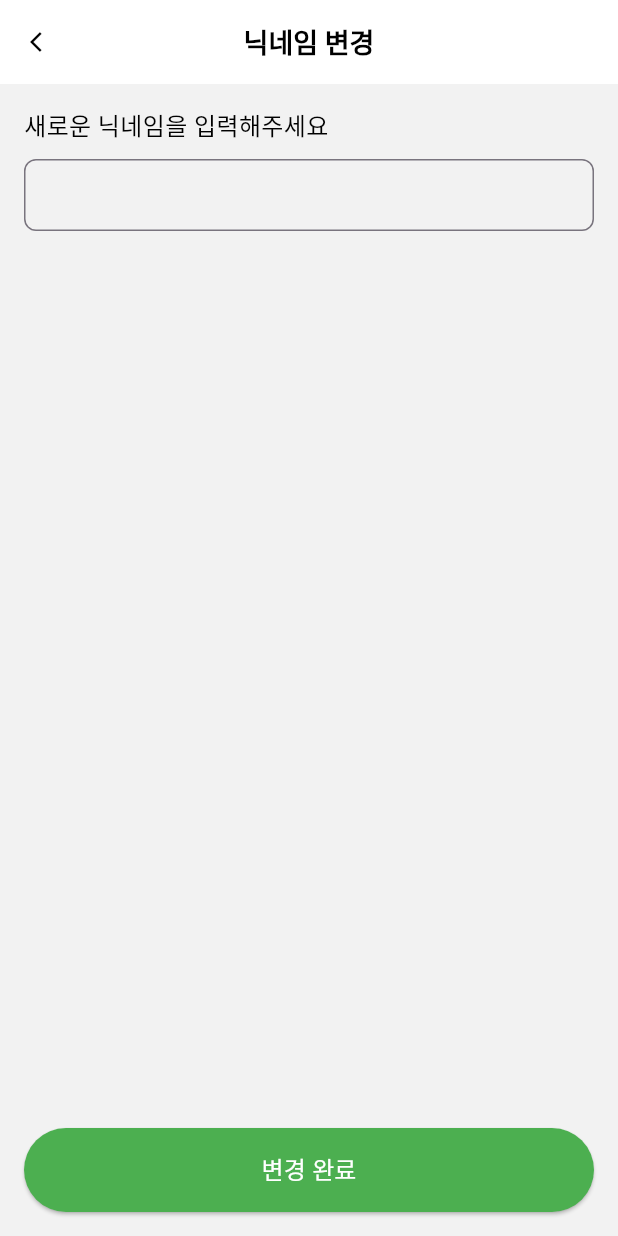
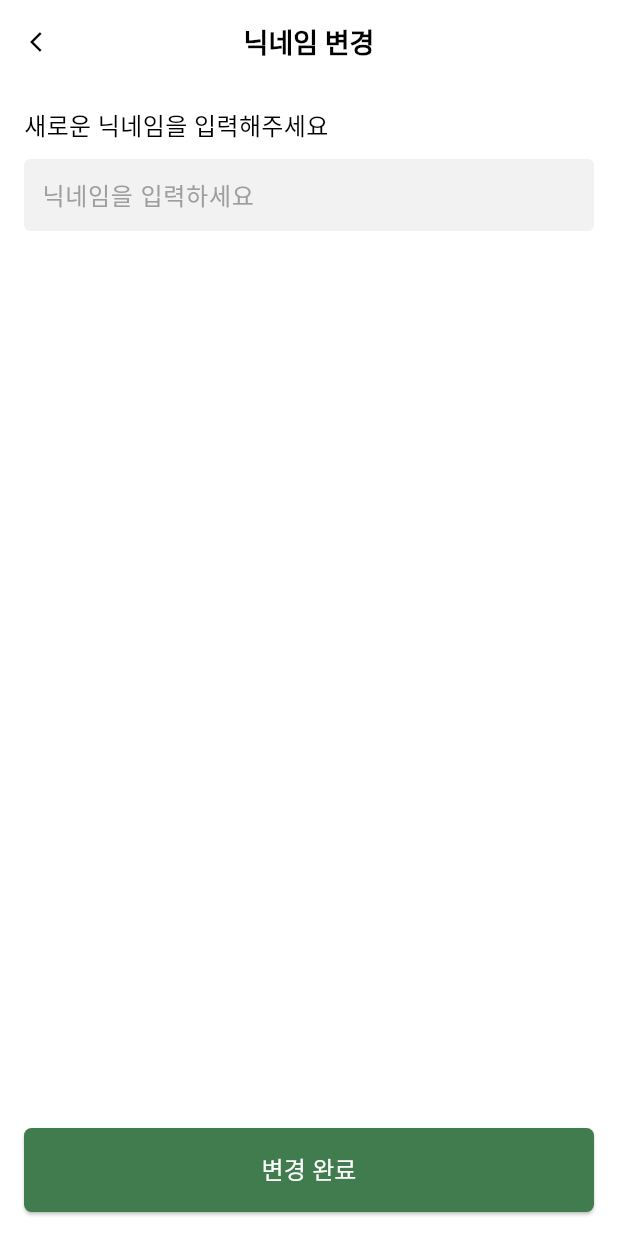
Before and after one commit to LastNyam/last_nyam_fe, a Flutter app: the NicknameChangeScreen screen opened directly with empty values, after a tap on "변경 완료", on a phone screen of 412 x 824 dp. Run offline on Flutter 3.47's test engine with Material 3 defaults, Android fonts, the phone set to English and light mode, and no system bars; Roboto replaces fonts that are missing (nanumBarunGothic).

Commit message:
feat: 유효하지 않은 닉네임 입력 시 변경 못하도록 기능 구현

```diff
--- a/lib/screen/nickname_change_screen.dart
+++ b/lib/screen/nickname_change_screen.dart
@@ -1,4 +1,5 @@
 import 'package:flutter/material.dart';
+import 'package:last_nyam/const/colors.dart';
 import 'package:provider/provider.dart';
 import 'package:last_nyam/component/provider/user_state.dart';
 
@@ -14,6 +15,8 @@ class NicknameChangeScreen extends StatefulWidget {
 
 class _NicknameChangeScreenState extends State<NicknameChangeScreen> {
   late TextEditingController _nicknameController;
+  String? _errorMessage;
+  bool _isValid = true;
 
   @override
   void initState() {
@@ -46,7 +49,9 @@ class _NicknameChangeScreenState extends State<NicknameChangeScreen> {
         ),
         centerTitle: true,
       ),
-      body: Padding(
+      body: Container(
+        color: Colors.white,
+        child: Padding(
           padding: const EdgeInsets.all(16.0),
           child: Column(
             crossAxisAlignment: CrossAxisAlignment.start,
@@ -59,24 +64,61 @@ class _NicknameChangeScreenState extends State<NicknameChangeScreen> {
               TextField(
                 controller: _nicknameController,
                 decoration: InputDecoration(
-                border: OutlineInputBorder(
-                  borderRadius: BorderRadius.circular(8.0),
-                ),
-                contentPadding: EdgeInsets.symmetric(horizontal: 16.0),
+                  filled: true,
+                  // 배경색 활성화
+                  fillColor: defaultColors['white'],
+                  hintText: '닉네임을 입력하세요',
+                  hintStyle: TextStyle(color: Colors.grey),
+                  enabledBorder: OutlineInputBorder(
+                    borderSide: BorderSide(
+                      color: _isValid ? Colors.transparent : Color(0xff417c4e),
+                      width: 2.0,
                     ),
                   ),
+                  focusedBorder: OutlineInputBorder(
+                    borderSide: BorderSide(
+                      color: _isValid ? Colors.transparent : Color(0xff417c4e),
+                      width: 2.0,
+                    ),
+                  ),
+                  border: InputBorder.none,
+                  contentPadding: EdgeInsets.symmetric(horizontal: 8.0),
+                ),
+                onChanged: (value) {
+                  _validateInput();
+                },
+              ),
+              if (!_isValid) ...[
+                SizedBox(height: 8.0),
+                Text(
+                  _errorMessage!,
+                  style: TextStyle(
+                    color: defaultColors['green'],
+                    fontSize: 14,
+                  ),
+                ),
+              ],
               Spacer(),
               SizedBox(
                 width: double.infinity,
                 child: ElevatedButton(
                   onPressed: () {
-                  // 닉네임 변경 로직
-                  String newNickname = _nicknameController.text;
-                  print('닉네임 변경: $newNickname');
+                    String newNickname = _nicknameController.text.trim();
+                    if (newNickname.isNotEmpty && _isValid) {
+                      userState.updateUserName(newNickname);
+                      print('닉네임 변경 완료: $newNickname');
+                      Navigator.pop(context); // 변경 후 이전 화면으로 이동
+                    }
                   },
                   style: ElevatedButton.styleFrom(
-                  backgroundColor: Colors.green, // 버튼 색상
+                    backgroundColor: _isValid
+                        ? defaultColors['green']
+                        : defaultColors['lightGreen'], // 버튼 색상
                     padding: EdgeInsets.symmetric(vertical: 16.0),
+                    shape: RoundedRectangleBorder(
+                      borderRadius:
+                          BorderRadius.circular(5.0), // Border radius 설정
+                    ),
                   ),
                   child: Text(
                     '변경 완료',
@@ -87,6 +129,37 @@ class _NicknameChangeScreenState extends State<NicknameChangeScreen> {
             ],
           ),
         ),
+      ),
     );
   }
+
+  // 닉네임 유효성 검사 함수
+  bool validateNickname(String nickname) {
+    RegExp validRegex = RegExp(r'^[ㄱ-ㅎㅏ-ㅣa-zA-Z가-힣0-9]+$'); // 한글, 영문, 숫자만 허용
+    return validRegex.hasMatch(nickname);
   }
+
+  void _validateInput() {
+    setState(() {
+      String nickname = _nicknameController.text;
+
+      if (validateNickname(nickname)) {
+        _isValid = true;
+        _errorMessage = null; // 오류 메시지 제거
+      } else {
+        _isValid = false;
+        _errorMessage = '닉네임은 한글, 영문, 숫자만 입력 가능합니다.';
+        return;
+      }
+
+      if (nickname.length <= 10 && nickname.length >= 2) {
+        _isValid = true;
+        _errorMessage = null; // 오류 메시지 제거
+      } else {
+        _isValid = false;
+        _errorMessage = '닉네임을 2~10자로 입력해주세요.';
+        return;
+      }
+    });
+  }
+}
```
Lines whose indentation alone changed are shown as unchanged.
